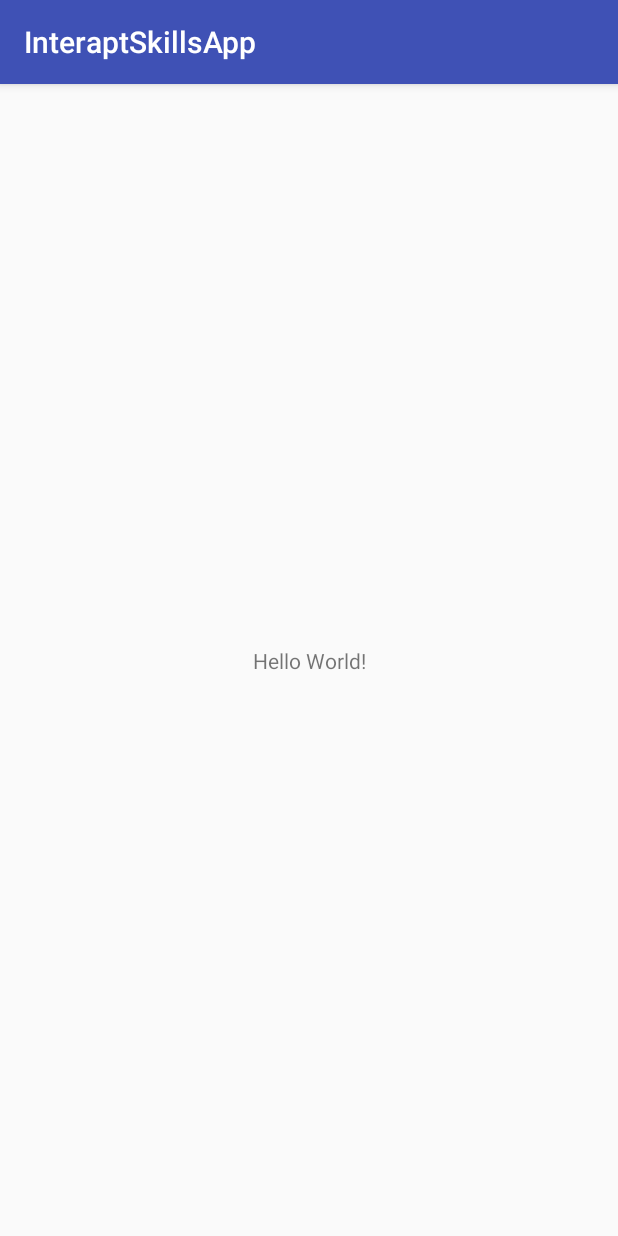
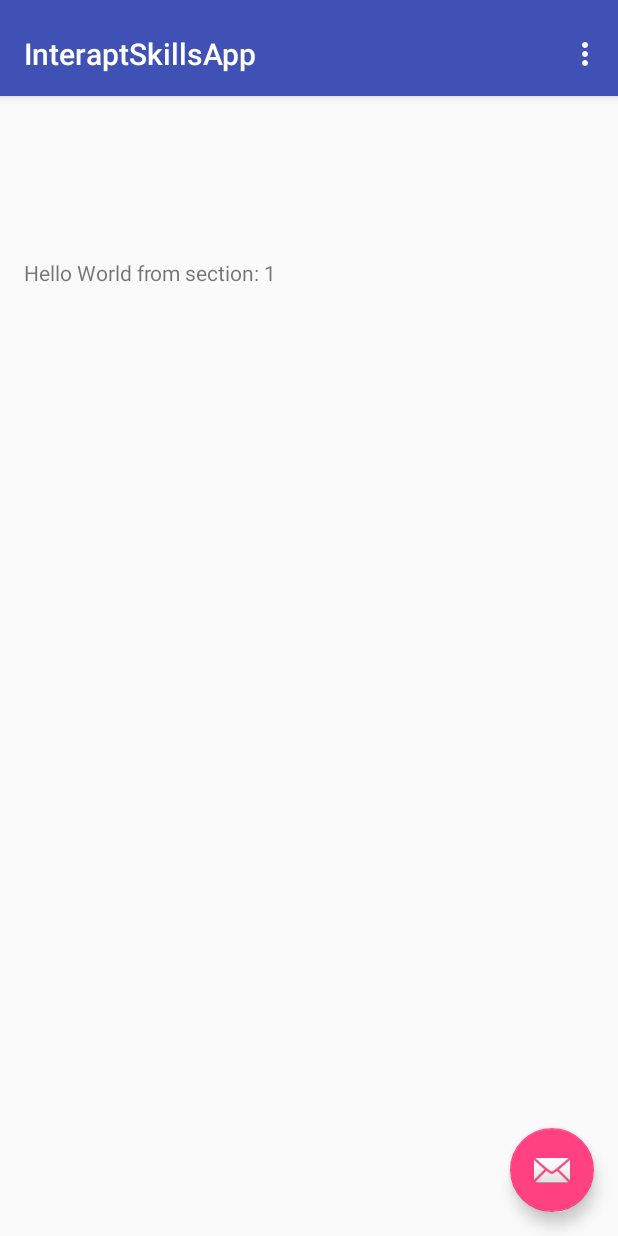
Before and after one commit to AlvaroPupo/InteraptSkillsApp, an Android app: the screen it shows after launch (MainActivity before the commit, Main2Activity after it), on a phone screen of 412 x 824 dp. Run offline under Robolectric (Android 15) with nearby library versions, the phone set to English and light mode, and no system bars.

Commit message:
getting started !!

```diff
--- a/app/build.gradle
+++ b/app/build.gradle
@@ -22,7 +22,9 @@ dependencies {
     implementation fileTree(dir: 'libs', include: ['*.jar'])
     implementation 'com.android.support:appcompat-v7:27.1.1'
     implementation 'com.android.support.constraint:constraint-layout:1.0.2'
+    implementation 'com.android.support:design:27.1.1'
     testImplementation 'junit:junit:4.12'
     androidTestImplementation 'com.android.support.test:runner:1.0.1'
     androidTestImplementation 'com.android.support.test.espresso:espresso-core:3.0.1'
+    implementation 'com.android.support:recyclerview-v7:27.1.1'
 }
--- a/app/src/main/AndroidManifest.xml
+++ b/app/src/main/AndroidManifest.xml
@@ -9,13 +9,17 @@
         android:roundIcon="@mipmap/ic_launcher_round"
         android:supportsRtl="true"
         android:theme="@style/AppTheme">
-        <activity android:name=".MainActivity">
+        <activity android:name=".Main2Activity">
             <intent-filter>
                 <action android:name="android.intent.action.MAIN" />
 
                 <category android:name="android.intent.category.LAUNCHER" />
             </intent-filter>
         </activity>
+        <!--<activity-->
+            <!--android:name=".MainActivity"-->
+            <!--android:label="@string/title_activity_main2"-->
+            <!--android:theme="@style/AppTheme.NoActionBar"></activity>-->
     </application>
 
 </manifest>
--- /dev/null
+++ b/app/src/main/java/com/example/juanalvaropupo/interaptskillsapp/Main2Activity.java
@@ -0,0 +1,146 @@
+package com.example.juanalvaropupo.interaptskillsapp;
+
+import android.support.design.widget.FloatingActionButton;
+import android.support.design.widget.Snackbar;
+import android.support.v7.app.AppCompatActivity;
+import android.support.v7.widget.Toolbar;
+
+import android.support.v4.app.Fragment;
+import android.support.v4.app.FragmentManager;
+import android.support.v4.app.FragmentPagerAdapter;
+import android.support.v4.view.ViewPager;
+import android.os.Bundle;
+import android.view.LayoutInflater;
+import android.view.Menu;
+import android.view.MenuItem;
+import android.view.View;
+import android.view.ViewGroup;
+
+import android.widget.TextView;
+
+public class Main2Activity extends AppCompatActivity {
+
+    /**
+     * The {@link android.support.v4.view.PagerAdapter} that will provide
+     * fragments for each of the sections. We use a
+     * {@link FragmentPagerAdapter} derivative, which will keep every
+     * loaded fragment in memory. If this becomes too memory intensive, it
+     * may be best to switch to a
+     * {@link android.support.v4.app.FragmentStatePagerAdapter}.
+     */
+    private SectionsPagerAdapter mSectionsPagerAdapter;
+
+    /**
+     * The {@link ViewPager} that will host the section contents.
+     */
+    private ViewPager mViewPager;
+
+    @Override
+    protected void onCreate(Bundle savedInstanceState) {
+        super.onCreate(savedInstanceState);
+        setContentView(R.layout.activity_main2);
+
+        Toolbar toolbar = (Toolbar) findViewById(R.id.toolbar);
+        setSupportActionBar(toolbar);
+        // Create the adapter that will return a fragment for each of the three
+        // primary sections of the activity.
+        mSectionsPagerAdapter = new SectionsPagerAdapter(getSupportFragmentManager());
+
+        // Set up the ViewPager with the sections adapter.
+        mViewPager = (ViewPager) findViewById(R.id.container);
+        mViewPager.setAdapter(mSectionsPagerAdapter);
+
+        FloatingActionButton fab = (FloatingActionButton) findViewById(R.id.fab);
+        fab.setOnClickListener(new View.OnClickListener() {
+            @Override
+            public void onClick(View view) {
+                Snackbar.make(view, "Replace with your own action", Snackbar.LENGTH_LONG)
+                        .setAction("Action", null).show();
+            }
+        });
+
+    }
+
+
+    @Override
+    public boolean onCreateOptionsMenu(Menu menu) {
+        // Inflate the menu; this adds items to the action bar if it is present.
+        getMenuInflater().inflate(R.menu.menu_main2, menu);
+        return true;
+    }
+
+    @Override
+    public boolean onOptionsItemSelected(MenuItem item) {
+        // Handle action bar item clicks here. The action bar will
+        // automatically handle clicks on the Home/Up button, so long
+        // as you specify a parent activity in AndroidManifest.xml.
+        int id = item.getItemId();
+
+        //noinspection SimplifiableIfStatement
+        if (id == R.id.action_settings) {
+            return true;
+        }
+
+        return super.onOptionsItemSelected(item);
+    }
+
+    /**
+     * A placeholder fragment containing a simple view.
+     */
+    public static class PlaceholderFragment extends Fragment {
+        /**
+         * The fragment argument representing the section number for this
+         * fragment.
+         */
+        private static final String ARG_SECTION_NUMBER = "section_number";
+
+        public PlaceholderFragment() {
+        }
+
+        /**
+         * Returns a new instance of this fragment for the given section
+         * number.
+         */
+        public static PlaceholderFragment newInstance(int sectionNumber) {
+            PlaceholderFragment fragment = new PlaceholderFragment();
+            Bundle args = new Bundle();
+            args.putInt(ARG_SECTION_NUMBER, sectionNumber);
+            fragment.setArguments(args);
+            return fragment;
+        }
+
+        @Override
+        public View onCreateView(LayoutInflater inflater, ViewGroup container,
+                                 Bundle savedInstanceState) {
+            View rootView = inflater.inflate(R.layout.fragment_main2, container, false);
+            TextView textView = (TextView) rootView.findViewById(R.id.section_label);
+            textView.setText(getString(R.string.section_format, getArguments().getInt(ARG_SECTION_NUMBER)));
+
+            return rootView;
+        }
+    }
+
+    /**
+     * A {@link FragmentPagerAdapter} that returns a fragment corresponding to
+     * one of the sections/tabs/pages.
+     */
+    public class SectionsPagerAdapter extends FragmentPagerAdapter {
+
+        public SectionsPagerAdapter(FragmentManager fm) {
+            super(fm);
+        }
+
+        @Override
+        public Fragment getItem(int position) {
+            // getItem is called to instantiate the fragment for the given page.
+            // Return a PlaceholderFragment (defined as a static inner class below).
+            return PlaceholderFragment.newInstance(position + 1);
+        }
+
+        @Override
+        public int getCount() {
+            // Show 3 total pages.
+            return 3;
+        }
+    }
+}
--- a/app/src/main/java/com/example/juanalvaropupo/interaptskillsapp/MainActivity.java
+++ b/app/src/main/java/com/example/juanalvaropupo/interaptskillsapp/MainActivity.java
@@ -2,6 +2,7 @@ package com.example.juanalvaropupo.interaptskillsapp;
 
 import android.support.v7.app.AppCompatActivity;
 import android.os.Bundle;
+import android.view.Window;
 
 public class MainActivity extends AppCompatActivity {
 
--- a/app/src/main/res/layout/activity_main.xml
+++ b/app/src/main/res/layout/activity_main.xml
@@ -6,13 +6,12 @@
     android:layout_height="match_parent"
     tools:context=".MainActivity">
 
-    <TextView
-        android:layout_width="wrap_content"
-        android:layout_height="wrap_content"
-        android:text="Hello World!"
-        app:layout_constraintBottom_toBottomOf="parent"
-        app:layout_constraintLeft_toLeftOf="parent"
-        app:layout_constraintRight_toRightOf="parent"
-        app:layout_constraintTop_toTopOf="parent" />
+    <FrameLayout
+        android:layout_width="match_parent"
+        android:layout_height="match_parent">
 
+        <android.support.v7.widget.RecyclerView
+            android:layout_width="match_parent"
+            android:layout_height="match_parent" />
+    </FrameLayout>
 </android.support.constraint.ConstraintLayout>
--- /dev/null
+++ b/app/src/main/res/layout/activity_main2.xml
@@ -0,0 +1,99 @@
+<?xml version="1.0" encoding="utf-8"?>
+<android.support.design.widget.CoordinatorLayout xmlns:android="http://schemas.android.com/apk/res/android"
+    xmlns:app="http://schemas.android.com/apk/res-auto"
+    xmlns:tools="http://schemas.android.com/tools"
+    android:id="@+id/main_content"
+    android:layout_width="match_parent"
+    android:layout_height="match_parent"
+    android:fitsSystemWindows="true"
+    tools:context=".Main2Activity">
+
+    <android.support.design.widget.AppBarLayout
+        android:id="@+id/appbar"
+        android:layout_width="match_parent"
+        android:layout_height="wrap_content"
+        android:paddingTop="@dimen/appbar_padding_top"
+        android:theme="@style/AppTheme.AppBarOverlay">
+
+        <android.support.v7.widget.Toolbar
+            android:id="@+id/toolbar"
+            android:layout_width="match_parent"
+            android:layout_height="?attr/actionBarSize"
+            android:layout_weight="1"
+            android:background="?attr/colorPrimary"
+            app:layout_scrollFlags="scroll|enterAlways"
+            app:popupTheme="@style/AppTheme.PopupOverlay"
+            app:title="@string/app_name">
+
+        </android.support.v7.widget.Toolbar>
+
+    </android.support.design.widget.AppBarLayout>
+
+    <android.support.v4.view.ViewPager
+        android:id="@+id/container"
+        android:layout_width="match_parent"
+        android:layout_height="808dp"
+        android:layout_marginBottom="8dp"
+        android:layout_marginTop="92dp"
+        app:layout_behavior="@string/appbar_scrolling_view_behavior"
+        app:layout_constraintBottom_toBottomOf="parent"
+        app:layout_constraintEnd_toEndOf="parent"
+        app:layout_constraintHorizontal_bias="0.0"
+        app:layout_constraintStart_toStartOf="parent"
+        app:layout_constraintTop_toTopOf="@+id/recyclerView"
+        app:layout_constraintVertical_bias="0.0">
+
+    </android.support.v4.view.ViewPager>
+
+    <android.support.design.widget.FloatingActionButton
+        android:id="@+id/fab"
+        android:layout_width="wrap_content"
+        android:layout_height="wrap_content"
+        android:layout_gravity="end|bottom"
+        android:layout_margin="@dimen/fab_margin"
+        app:srcCompat="@android:drawable/ic_dialog_email" />
+
+    <android.support.constraint.ConstraintLayout
+        android:id="@+id/constraintLayout"
+        android:layout_width="match_parent"
+        android:layout_height="match_parent"
+        app:layout_anchorGravity="left|top">
+
+        <android.support.v7.widget.RecyclerView
+            android:id="@+id/student_recycler_view"
+            android:layout_width="match_parent"
+            android:layout_height="42dp"
+            android:layout_marginEnd="8dp"
+            android:layout_marginStart="8dp"
+            android:layout_marginTop="4dp"
+            app:layout_constraintEnd_toEndOf="parent"
+            app:layout_constraintHorizontal_bias="0.0"
+            app:layout_constraintStart_toStartOf="parent"
+            app:layout_constraintTop_toTopOf="parent">
+
+        </android.support.v7.widget.RecyclerView>
+
+        <TextView
+            android:id="@+id/student_name_textview"
+            android:layout_width="301dp"
+            android:layout_height="23dp"
+            android:layout_marginStart="24dp"
+            android:layout_marginTop="16dp"
+            android:text="Student Name"
+            android:textSize="16sp"
+            app:layout_constraintStart_toStartOf="parent"
+            app:layout_constraintTop_toTopOf="parent" />
+
+        <CheckBox
+            android:id="@+id/checkbox_present"
+            android:layout_width="wrap_content"
+            android:layout_height="wrap_content"
+            android:layout_marginEnd="24dp"
+            android:layout_marginTop="16dp"
+            android:buttonTint="@android:color/holo_green_light"
+            android:checked="false"
+            app:layout_constraintEnd_toEndOf="parent"
+            app:layout_constraintTop_toTopOf="parent" />
+    </android.support.constraint.ConstraintLayout>
+
+</android.support.design.widget.CoordinatorLayout>
--- /dev/null
+++ b/app/src/main/res/layout/fragment_main2.xml
@@ -0,0 +1,23 @@
+<?xml version="1.0" encoding="utf-8"?>
+<android.support.constraint.ConstraintLayout xmlns:android="http://schemas.android.com/apk/res/android"
+    xmlns:app="http://schemas.android.com/apk/res-auto"
+    xmlns:tools="http://schemas.android.com/tools"
+    android:id="@+id/constraintLayout"
+    android:layout_width="match_parent"
+    android:layout_height="match_parent"
+    tools:context=".Main2Activity$PlaceholderFragment">
+
+    <TextView
+        android:id="@+id/section_label"
+        android:layout_width="wrap_content"
+        android:layout_height="wrap_content"
+        android:layout_marginBottom="@dimen/activity_vertical_margin"
+        android:layout_marginEnd="@dimen/activity_horizontal_margin"
+        android:layout_marginStart="@dimen/activity_horizontal_margin"
+        android:layout_marginTop="@dimen/activity_vertical_margin"
+        app:layout_constraintLeft_toLeftOf="parent"
+        app:layout_constraintTop_toTopOf="@+id/constraintLayout"
+        tools:layout_constraintLeft_creator="1"
+        tools:layout_constraintTop_creator="1" />
+
+</android.support.constraint.ConstraintLayout>
--- /dev/null
+++ b/app/src/main/res/menu/menu_main2.xml
@@ -0,0 +1,10 @@
+<menu xmlns:android="http://schemas.android.com/apk/res/android"
+    xmlns:app="http://schemas.android.com/apk/res-auto"
+    xmlns:tools="http://schemas.android.com/tools"
+    tools:context="com.example.juanalvaropupo.interaptskillsapp.Main2Activity">
+    <item
+        android:id="@+id/action_settings"
+        android:orderInCategory="100"
+        android:title="@string/action_settings"
+        app:showAsAction="never" />
+</menu>
--- /dev/null
+++ b/app/src/main/res/values-w820dp/dimens.xml
@@ -0,0 +1,6 @@
+<resources>
+    <!-- Example customization of dimensions originally defined in res/values/dimens.xml
+         (such as screen margins) for screens with more than 820dp of available width. This
+         would include 7" and 10" devices in landscape (~960dp and ~1280dp respectively). -->
+    <dimen name="activity_horizontal_margin">64dp</dimen>
+</resources>
--- /dev/null
+++ b/app/src/main/res/values/dimens.xml
@@ -0,0 +1,7 @@
+<resources>
+    <!-- Default screen margins, per the Android Design guidelines. -->
+    <dimen name="activity_horizontal_margin">16dp</dimen>
+    <dimen name="activity_vertical_margin">16dp</dimen>
+    <dimen name="fab_margin">16dp</dimen>
+    <dimen name="appbar_padding_top">8dp</dimen>
+</resources>
--- a/app/src/main/res/values/strings.xml
+++ b/app/src/main/res/values/strings.xml
@@ -1,3 +1,6 @@
 <resources>
     <string name="app_name">InteraptSkillsApp</string>
+    <string name="title_activity_main2">Main2Activity</string>
+    <string name="action_settings">Settings</string>
+    <string name="section_format">Hello World from section: %1$d</string>
 </resources>
--- a/app/src/main/res/values/styles.xml
+++ b/app/src/main/res/values/styles.xml
@@ -1,11 +1,20 @@
 <resources>
 
     <!-- Base application theme. -->
-    <style name="AppTheme" parent="Theme.AppCompat.Light.DarkActionBar">
+    <style name="AppTheme" parent="Theme.AppCompat.Light.NoActionBar">
         <!-- Customize your theme here. -->
         <item name="colorPrimary">@color/colorPrimary</item>
         <item name="colorPrimaryDark">@color/colorPrimaryDark</item>
         <item name="colorAccent">@color/colorAccent</item>
     </style>
 
+    <style name="AppTheme.NoActionBar">
+        <item name="windowActionBar">false</item>
+        <item name="windowNoTitle">true</item>
+    </style>
+
+    <style name="AppTheme.AppBarOverlay" parent="ThemeOverlay.AppCompat.Dark.ActionBar" />
+
+    <style name="AppTheme.PopupOverlay" parent="ThemeOverlay.AppCompat.Light" />
+
 </resources>
```
